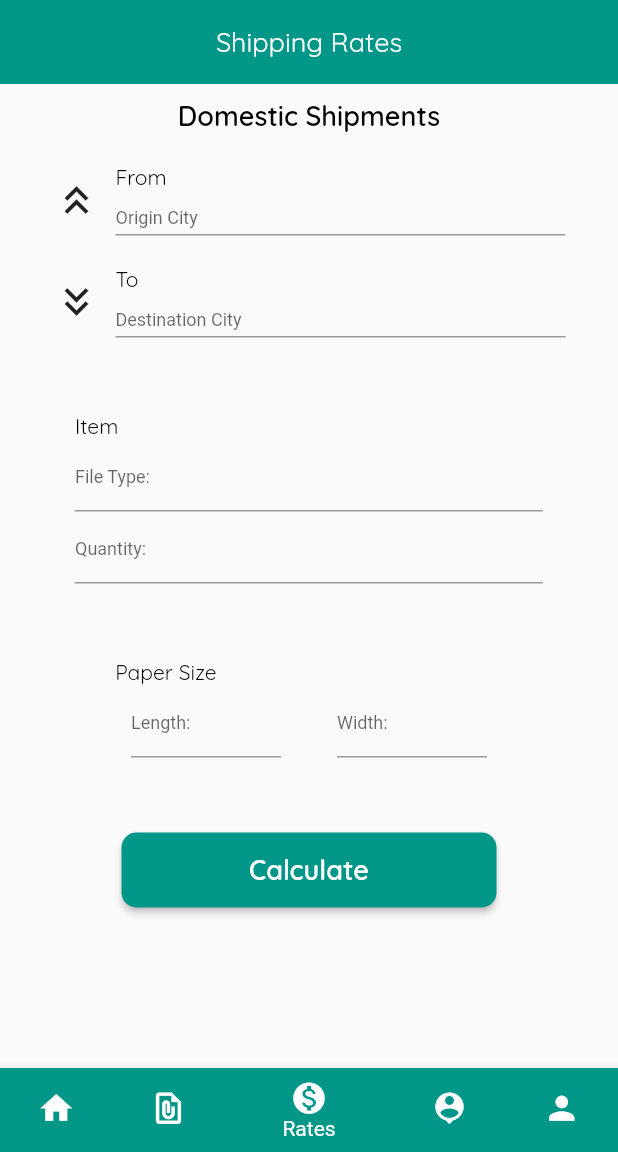
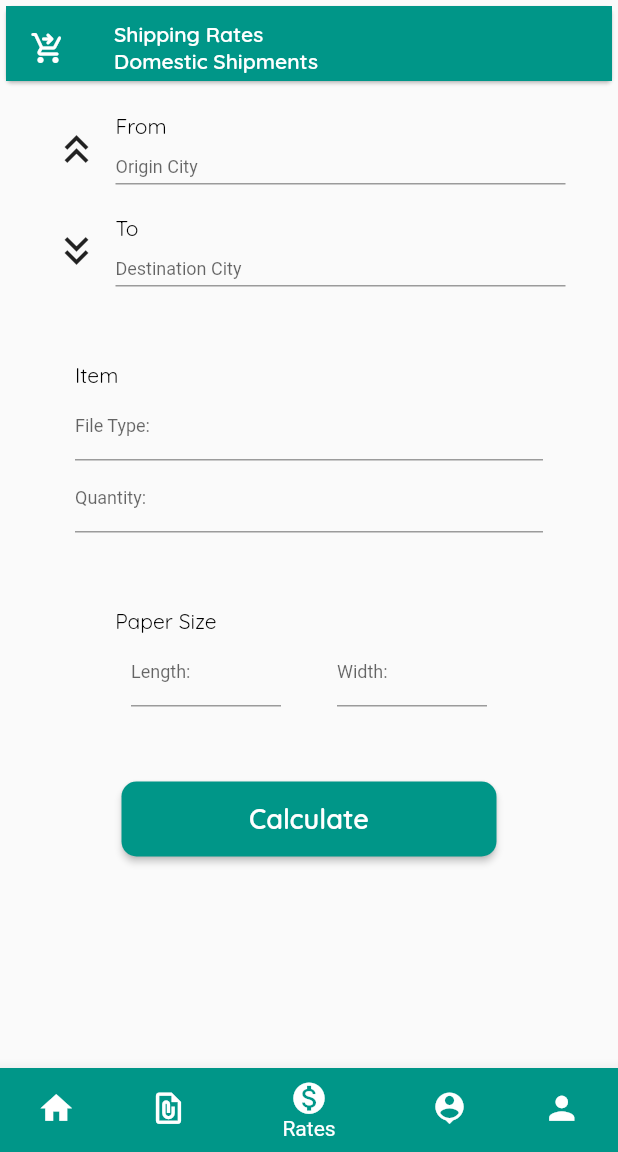
Before and after one commit to Lans12345/WhizFile, a Flutter app: the screen it shows after launch, item 3 of the bottom bar chosen, on a phone screen of 412 x 824 dp, the part 84-1236 px from its top. Run offline on Flutter 3.47's test engine with Material 2 defaults, Android fonts, the phone set to English and light mode, and no system bars; our stand-ins replace google_maps_flutter.

```diff
--- a/lib/screens/pages/rates_page.dart
+++ b/lib/screens/pages/rates_page.dart
@@ -9,20 +9,14 @@ class RatesPage extends StatelessWidget {
   @override
   Widget build(BuildContext context) {
     return Scaffold(
-      appBar: AppbarWidget('Shipping Rates'),
-      body: SingleChildScrollView(
+      body: Stack(
+        children: [
+          SingleChildScrollView(
             child: Center(
               child: Column(
                 children: [
                   SizedBox(
-                height: 10,
-              ),
-              TextBold(
-                  text: 'Domestic Shipments',
-                  fontSize: 18,
-                  color: Colors.black),
-              SizedBox(
-                height: 20,
+                    height: 75,
                   ),
                   Row(
                     mainAxisAlignment: MainAxisAlignment.center,
@@ -151,6 +145,25 @@ class RatesPage extends StatelessWidget {
               ),
             ),
           ),
+          Card(
+            child: Container(
+              child: ListTile(
+                leading: Icon(
+                  Icons.shopping_cart_checkout_rounded,
+                  color: Colors.white,
+                ),
+                title: TextBold(
+                    text: 'Shipping Rates\nDomestic Shipments',
+                    fontSize: 14,
+                    color: Colors.white),
+              ),
+              height: 50,
+              width: double.infinity,
+              color: Colors.teal,
+            ),
+          ),
+        ],
+      ),
     );
   }
 }
```
Also changed, not shown: lib/screens/pages/drop_point_page.dart (+28 -14 lines), lib/screens/pages/orders_page.dart (+7 -0 lines). Lines whose indentation alone changed are shown as unchanged.
